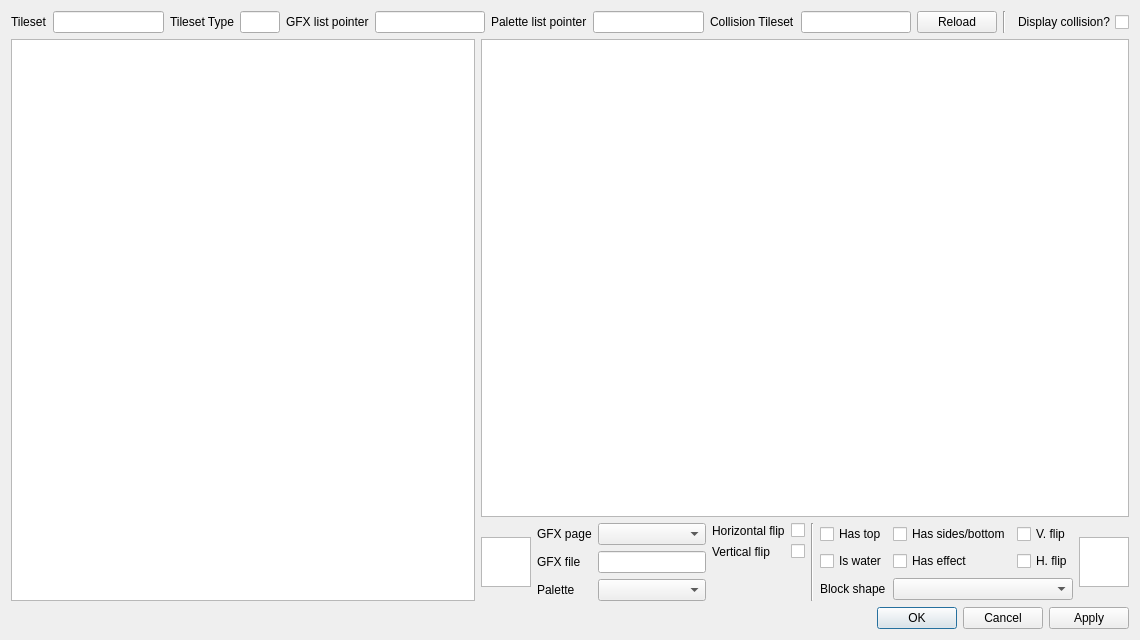
Above: dsvedit/tileset_editor.ui from LagoLunatic/DSVEdit before the change. Below: the same form after it.
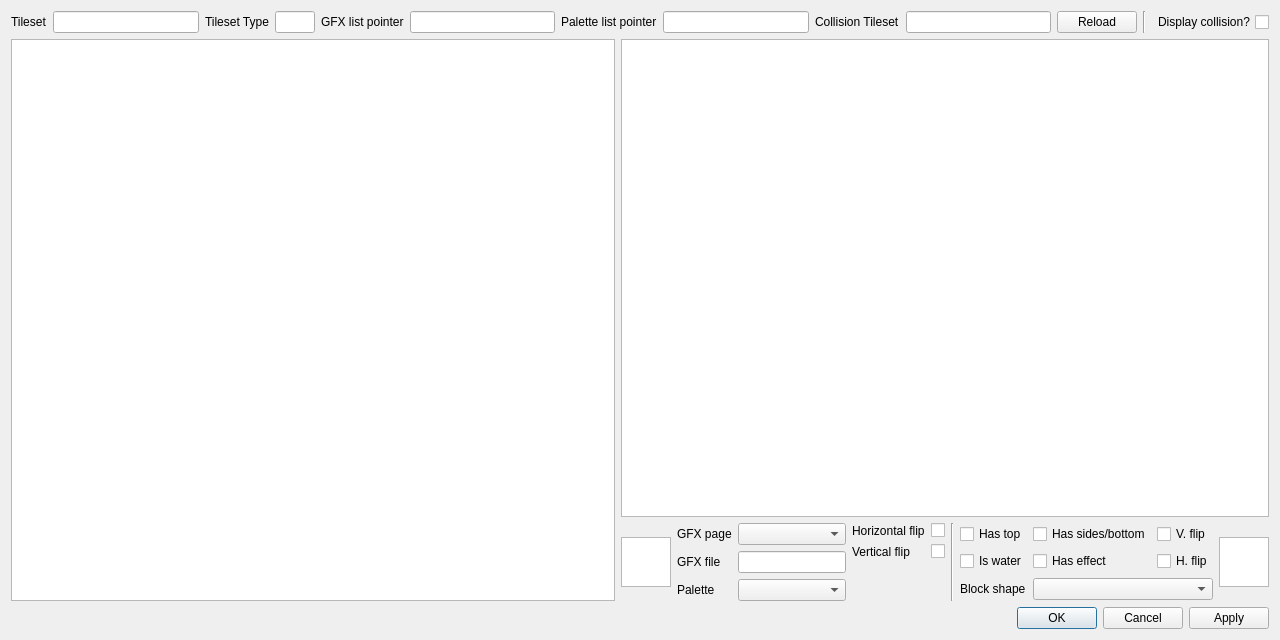
That is the form after the change.

Commit message: Increase width of tileset editor

```diff
--- a/dsvedit/tileset_editor.ui
+++ b/dsvedit/tileset_editor.ui
@@ -6,7 +6,7 @@
    <rect>
     <x>0</x>
     <y>0</y>
-    <width>1140</width>
+    <width>1280</width>
     <height>640</height>
    </rect>
   </property>
@@ -105,7 +105,7 @@
       <widget class="QGraphicsView" name="tileset_graphics_view">
        <property name="minimumSize">
         <size>
-         <width>257</width>
+         <width>524</width>
          <height>193</height>
         </size>
        </property>
@@ -158,7 +158,14 @@
             </widget>
            </item>
            <item row="1" column="1">
-            <widget class="QLineEdit" name="gfx_file"/>
+            <widget class="QLineEdit" name="gfx_file">
+             <property name="minimumSize">
+              <size>
+               <width>100</width>
+               <height>0</height>
+              </size>
+             </property>
+            </widget>
            </item>
            <item row="2" column="0">
             <widget class="QLabel" name="label_3">
```
